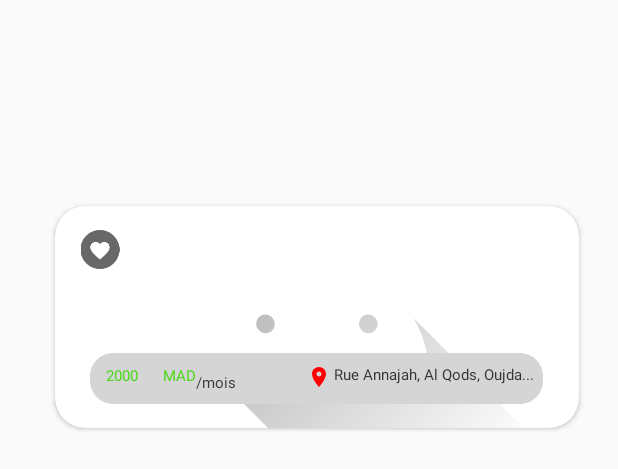
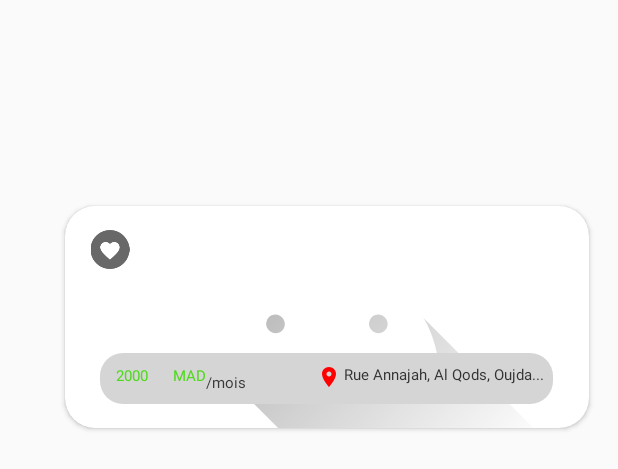
Before and after one commit to Zahia-Elkhalifi/SmartSemssarGithub, an Android app: the layout my_row_home.xml on its own in the app's theme, with its tools: preview values and no code run, on a phone screen of 412 x 824 dp. Shown: the top 469 px of the screen. Run offline under Robolectric (Android 15) with nearby library versions, the phone set to English and light mode, and no system bars.

Commit message:
Update my_row_home.xml

```diff
--- a/app/src/main/res/layout/my_row_home.xml
+++ b/app/src/main/res/layout/my_row_home.xml
@@ -3,7 +3,8 @@
     xmlns:app="http://schemas.android.com/apk/res-auto"
     xmlns:tools="http://schemas.android.com/tools"
     android:layout_width="match_parent"
-    android:layout_height="match_parent">
+    android:layout_height="match_parent"
+    android:paddingLeft="13dp">
 
     <androidx.cardview.widget.CardView
         android:layout_width="349dp"
```
